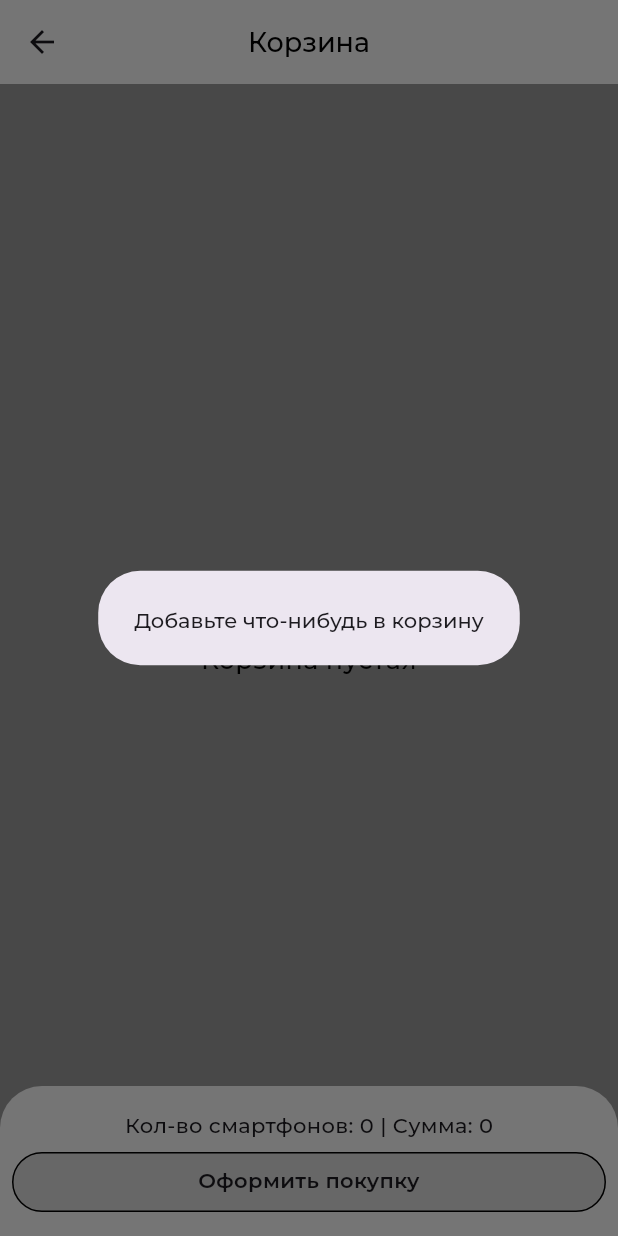
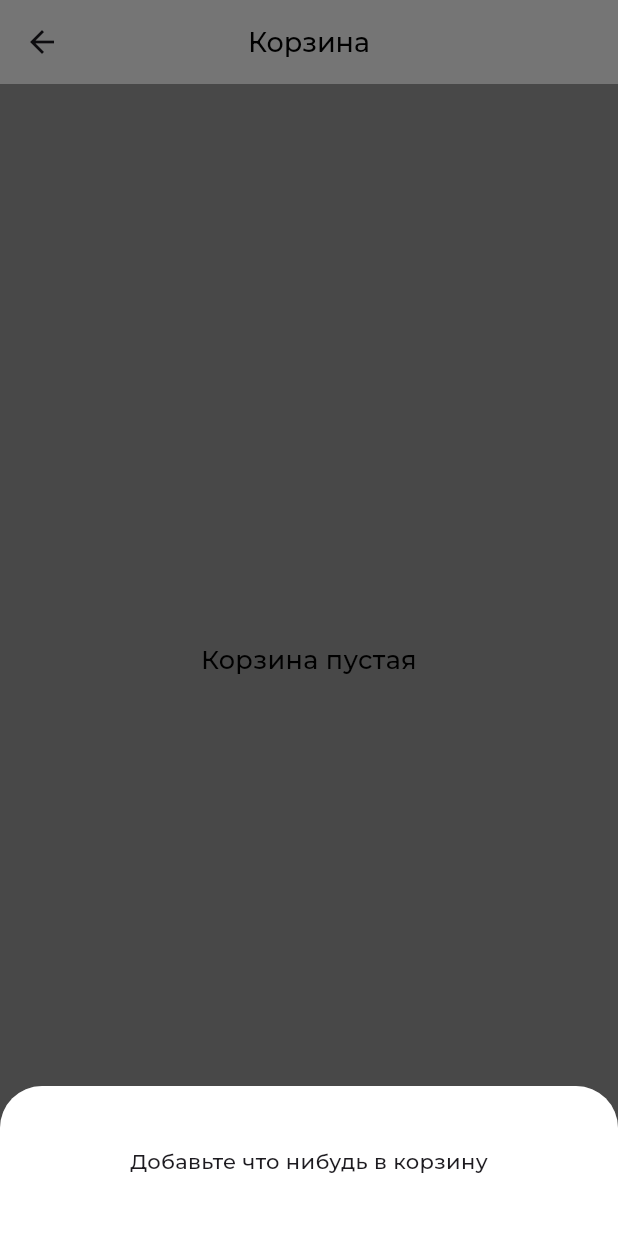
Before and after one commit to hiluk/my-first-project, a Flutter app: the BasketPage screen opened directly with empty values, after a tap on "Оформить покупку", on a phone screen of 412 x 824 dp. Run offline on Flutter 3.47's test engine with Material 3 defaults, Android fonts, the phone set to English and light mode, and no system bars; our stand-ins replace flutter_slidable; project files that could hold a hidden picture were left out.

Commit message:
change_correct_basket_allert

```diff
--- a/lib/pages/basket.dart
+++ b/lib/pages/basket.dart
@@ -54,13 +54,31 @@ class _BasketPageState extends State<BasketPage> {
             InkWell(
               borderRadius: BorderRadius.circular(24),
               onTap: () {
-                AlertDialog alert = _getAlertMessage();
-                showDialog(
-                  context: context,
-                  builder: (BuildContext context) {
-                    return alert;
-                  },
-                );
+                showModalBottomSheet(
+                    context: context,
+                    builder: (BuildContext context) {
+                      return SizedBox(
+                        height: 100,
+                        child: Center(
+                          child: Column(
+                            mainAxisAlignment: MainAxisAlignment.center,
+                            crossAxisAlignment: CrossAxisAlignment.center,
+                            children: [
+                              Text(
+                                _getAlertMessage(),
+                              )
+                            ],
+                          ),
+                        ),
+                      );
+                    });
+                // AlertDialog alert = _getAlertMessage();
+                // showDialog(
+                //   context: context,
+                //   builder: (BuildContext context) {
+                //     return alert;
+                //   },
+                // );
               },
               child: Container(
                   height: 40,
@@ -186,30 +204,15 @@ class _BasketPageState extends State<BasketPage> {
     }
   }
 
-  AlertDialog _getAlertMessage() {
+  String _getAlertMessage() {
+    String text = '';
     if (widget.basketSmartphones.isEmpty) {
-      AlertDialog alert = const AlertDialog(
-        title: Text(
-          'Добавьте что-нибудь в корзину',
-          textAlign: TextAlign.center,
-          style: TextStyle(
-            fontSize: 14,
-          ),
-        ),
-      );
-      return alert;
+      text = 'Добавьте что нибудь в корзину';
     } else {
-      AlertDialog alert = const AlertDialog(
-        title: Text(
-          'Покупка успешна',
-          textAlign: TextAlign.center,
-          style: TextStyle(
-            fontSize: 14,
-          ),
-        ),
-      );
-      return alert;
+      text = 'Покупка прошла успешно';
     }
+
+    return text;
   }
 
   String _getSum() {
--- a/lib/pages/card.dart
+++ b/lib/pages/card.dart
@@ -42,10 +42,7 @@ class _SmartphonePageState extends State<SmartphonePage> {
           SliverList(
             delegate: SliverChildListDelegate(
               [
-                Container(
-                  decoration: const BoxDecoration(
-                    color: Colors.white,
-                  ),
+                Expanded(
                   child: Padding(
                     padding: const EdgeInsets.all(8.0),
                     child: Column(
--- a/lib/pages/home.dart
+++ b/lib/pages/home.dart
@@ -438,11 +438,16 @@ class _HomePageState extends State<HomePage>
         color: Colors.white,
       ),
       child: TextField(
+        onEditingComplete: () {
+          setState(() {
+            _validate = false;
+          });
+        },
         cursorColor: Colors.black,
         textAlignVertical: TextAlignVertical.center,
         decoration: InputDecoration(
           labelText: 'Поиск',
-          labelStyle: TextStyle(fontSize: 14),
+          labelStyle: const TextStyle(fontSize: 14),
           errorText: _validate ? 'Введите название смартфона' : null,
           enabledBorder: OutlineInputBorder(
             borderRadius: BorderRadius.circular(24),
```
